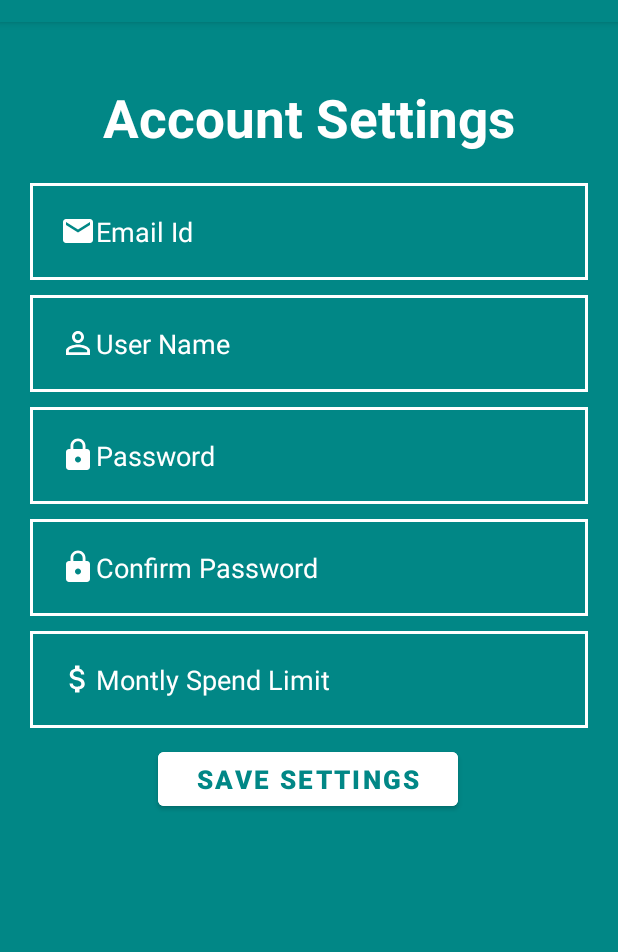
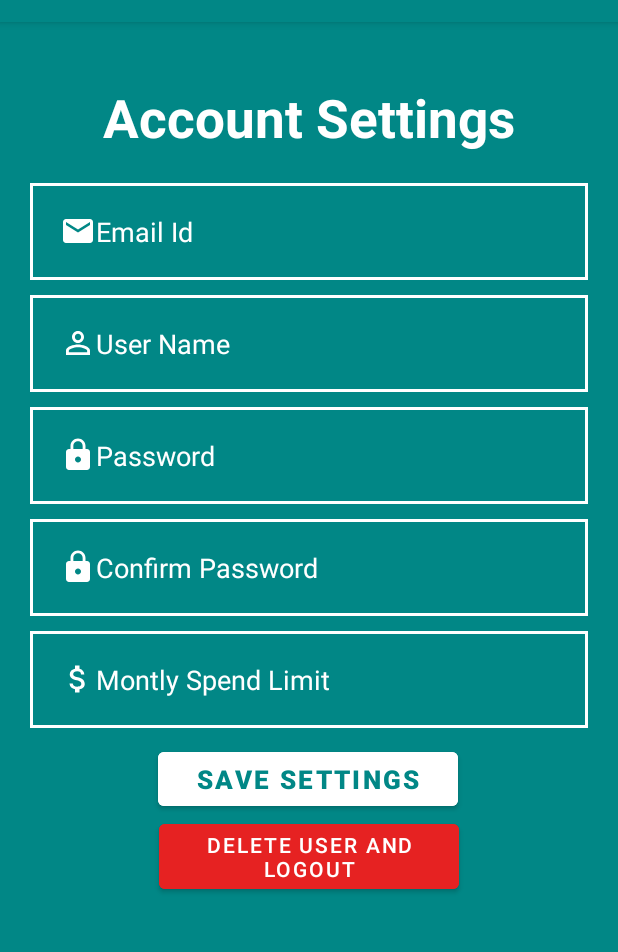
Before and after one commit to RahulDevaraj/W22G12_Insights, an Android app: the fragment AccountDetails_Fragment shown on its own in the app's theme, on a phone screen of 412 x 824 dp, the part 62-1014 px from its top. Run offline under Robolectric (Android 15) with nearby library versions, the phone set to English and light mode, and no system bars; our stand-ins replace Room's generated code; Roboto replaces fonts that are not available here.

Commit message:
UserDelete V1

```diff
--- a/app/src/main/java/com/example/insights/interfaces/UserDao.java
+++ b/app/src/main/java/com/example/insights/interfaces/UserDao.java
@@ -26,4 +26,7 @@ public interface UserDao {
 
     @Query("UPDATE User SET amtlimit = :AmtLimit, password = :password WHERE emailid=:Email")
     int changeAccountDetails(String password,Double AmtLimit,String Email);
+
+    @Query("DELETE FROM User WHERE emailid = :emailId")
+    int deleteAccount(String emailId);
 }
--- a/app/src/main/res/layout/account_details__fragment.xml
+++ b/app/src/main/res/layout/account_details__fragment.xml
@@ -145,4 +145,14 @@
             app:layout_constraintHorizontal_bias="0.497"
             app:layout_constraintStart_toStartOf="parent"
             app:layout_constraintTop_toBottomOf="@+id/edtTextSetLimitChange" />
-    </androidx.constraintlayout.widget.ConstraintLayout>
+
+        <Button
+            android:id="@+id/deleteUser"
+            android:layout_width="200dp"
+            android:layout_height="wrap_content"
+            android:backgroundTint="#E62222"
+            android:text="@string/userDeleteButtonText"
+            app:layout_constraintEnd_toEndOf="parent"
+            app:layout_constraintStart_toStartOf="parent"
+            app:layout_constraintTop_toBottomOf="@+id/BtnSaveSettings" />
+</androidx.constraintlayout.widget.ConstraintLayout>
--- a/app/src/main/res/values/strings.xml
+++ b/app/src/main/res/values/strings.xml
@@ -50,6 +50,7 @@
     <string name="imageHeader">Category</string>
     <string name="editHeader">Edit</string>
     <string name="deleteHeader">Delete</string>
+    <string name="userDeleteButtonText">DELETE USER AND LOGOUT</string>
 
     <string-array name="spinnerCategoryTypes">
         <item>Shopping</item>
```
Also changed, not shown: app/src/main/java/com/example/insights/ui/account/AccountDetails_Fragment.java (+46 -0 lines).
